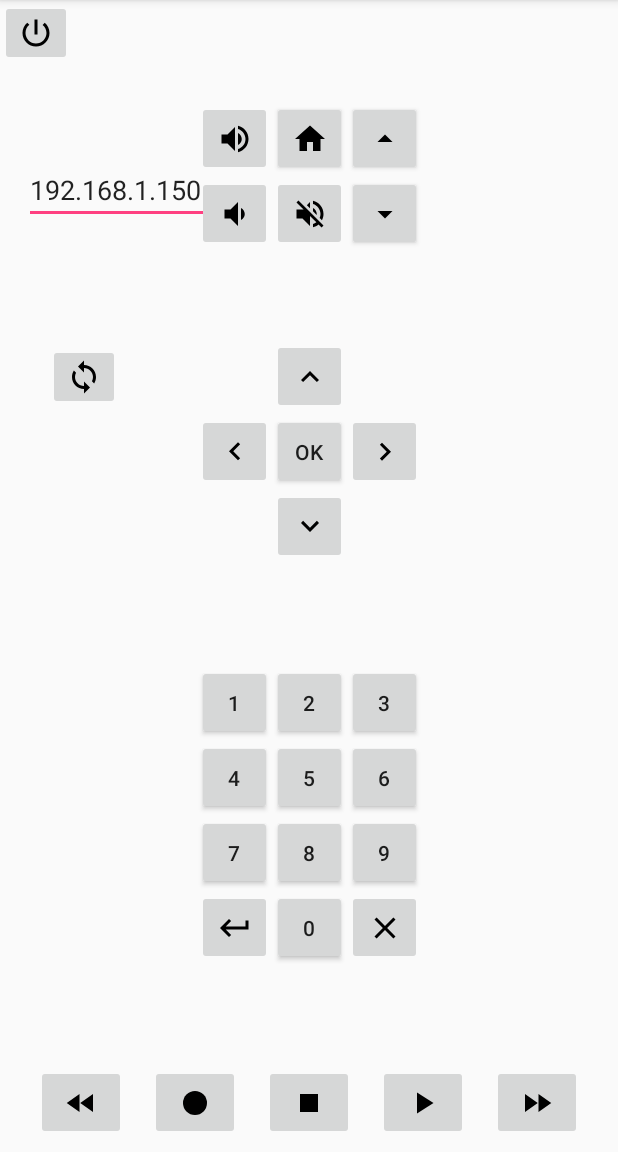
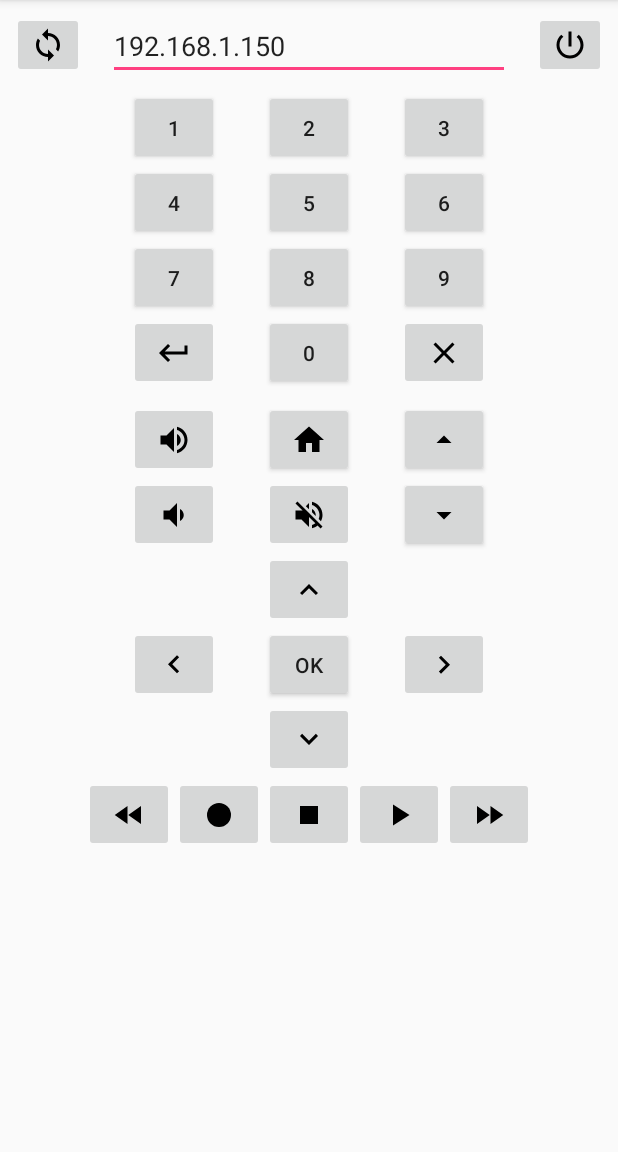
Before and after one commit to batou9150/BboxSensationRemoteControl, an Android app: the screen it shows after launch (MainActivity), on a phone screen of 412 x 824 dp, the part 84-1236 px from its top. Run offline under Robolectric (Android 15) with nearby library versions, the phone set to English and light mode, and no system bars.

Commit message:
update layout

```diff
--- a/app/src/main/res/layout/activity_main.xml
+++ b/app/src/main/res/layout/activity_main.xml
@@ -15,22 +15,31 @@
             android:tag='0'
             android:contentDescription="@string/b_power_text"
             android:src="@drawable/ic_power_settings_new_black_24dp"
-            tools:layout_editor_absoluteY="16dp"
-            tools:layout_editor_absoluteX="305dp"/>
+            app:layout_constraintEnd_toEndOf="parent"
+            android:layout_marginEnd="8dp"
+            android:layout_marginRight="8dp"
+            app:layout_constraintTop_toTopOf="parent"
+            android:layout_marginTop="8dp"
+            android:layout_marginLeft="8dp"
+            android:layout_marginStart="8dp"
+            app:layout_constraintStart_toEndOf="@+id/edit_text_ip_address"/>
 
     <EditText
-            android:layout_width="129dp"
+            android:layout_width="0dp"
             android:layout_height="wrap_content"
             android:inputType="textPersonName"
             android:text="@string/edit_text_ip_address_default"
             android:ems="10"
             android:id="@+id/edit_text_ip_address"
             tools:ignore="LabelFor"
-            android:layout_marginTop="104dp"
+            app:layout_constraintStart_toEndOf="@+id/b_search_target"
+            android:layout_marginLeft="8dp"
+            android:layout_marginStart="8dp"
             app:layout_constraintTop_toTopOf="parent"
-            app:layout_constraintStart_toStartOf="parent"
-            android:layout_marginLeft="16dp"
-            android:layout_marginStart="16dp"/>
+            android:layout_marginTop="8dp"
+            app:layout_constraintEnd_toStartOf="@+id/b_power"
+            android:layout_marginEnd="8dp"
+            android:layout_marginRight="8dp"/>
 
     <ImageButton
             android:layout_width="wrap_content"
@@ -39,17 +48,38 @@
             android:contentDescription="@string/b_search_target_text"
             android:src="@drawable/ic_sync_black_24dp"
             app:layout_constraintStart_toStartOf="parent"
-            android:layout_marginLeft="32dp"
-            android:layout_marginStart="32dp"
-            android:layout_marginTop="80dp"
-            app:layout_constraintTop_toBottomOf="@+id/edit_text_ip_address"/>
+            android:layout_marginLeft="8dp"
+            android:layout_marginStart="8dp"
+            app:layout_constraintTop_toTopOf="parent"
+            android:layout_marginTop="8dp"
+            app:layout_constraintEnd_toStartOf="@+id/edit_text_ip_address"
+            android:layout_marginEnd="8dp"
+            android:layout_marginRight="8dp"/>
+
+    <ScrollView
+            android:layout_width="wrap_content"
+            android:layout_height="0dp"
+            android:layout_marginTop="8dp"
+            app:layout_constraintTop_toBottomOf="@+id/b_search_target"
+            app:layout_constraintStart_toStartOf="parent"
+            android:layout_marginLeft="8dp"
+            android:layout_marginStart="8dp"
+            app:layout_constraintEnd_toEndOf="parent"
+            android:layout_marginEnd="8dp"
+            android:layout_marginRight="8dp"
+            app:layout_constraintBottom_toBottomOf="parent"
+            android:layout_marginBottom="8dp">
+
+        <LinearLayout
+                android:layout_width="match_parent"
+                android:layout_height="wrap_content"
+                android:orientation="vertical">
 
             <include
                     android:layout_height="wrap_content"
                     layout="@layout/button_0_to_9"
                     android:id="@+id/include3"
-            android:layout_width="wrap_content"
-            android:layout_marginBottom="8dp"
+                    android:layout_width="match_parent"
                     app:layout_constraintBottom_toTopOf="@+id/include4"
                     app:layout_constraintEnd_toEndOf="parent"
                     android:layout_marginEnd="8dp"
@@ -60,22 +90,6 @@
                     app:layout_constraintTop_toBottomOf="@+id/include"/>
 
             <include
-            android:layout_width="wrap_content"
-            layout="@layout/dpad"
-            android:id="@+id/include"
-            android:layout_height="wrap_content"
-            android:layout_marginBottom="8dp"
-            app:layout_constraintBottom_toTopOf="@+id/include3"
-            app:layout_constraintStart_toStartOf="parent"
-            android:layout_marginLeft="8dp"
-            android:layout_marginStart="8dp"
-            app:layout_constraintEnd_toEndOf="parent"
-            android:layout_marginEnd="8dp"
-            android:layout_marginRight="8dp"
-            app:layout_constraintTop_toBottomOf="@+id/include2"/>
-
-    <include
-            android:layout_width="150dp"
                     android:layout_height="100dp"
                     layout="@layout/up_down"
                     android:id="@+id/include2"
@@ -87,10 +101,25 @@
                     android:layout_marginEnd="8dp"
                     android:layout_marginRight="8dp"
                     app:layout_constraintTop_toTopOf="parent"
-            android:layout_marginTop="8dp"/>
+                    android:layout_marginTop="8dp"
+                    android:layout_width="match_parent"/>
 
             <include
-            android:layout_width="0dp"
+                    android:layout_width="match_parent"
+                    layout="@layout/dpad"
+                    android:id="@+id/include"
+                    android:layout_height="wrap_content"
+                    app:layout_constraintBottom_toTopOf="@+id/include3"
+                    app:layout_constraintStart_toStartOf="parent"
+                    android:layout_marginLeft="8dp"
+                    android:layout_marginStart="8dp"
+                    app:layout_constraintEnd_toEndOf="parent"
+                    android:layout_marginEnd="8dp"
+                    android:layout_marginRight="8dp"
+                    app:layout_constraintTop_toBottomOf="@+id/include2"/>
+
+            <include
+                    android:layout_width="match_parent"
                     android:layout_height="wrap_content"
                     layout="@layout/media_controls"
                     android:layout_marginBottom="8dp"
@@ -101,6 +130,9 @@
                     android:layout_marginEnd="8dp"
                     android:layout_marginRight="8dp"
                     app:layout_constraintEnd_toEndOf="parent"
-            android:id="@+id/include4"/>
+                    android:id="@+id/include4"
+                    app:layout_constraintTop_toBottomOf="@+id/include3"/>
+        </LinearLayout>
+    </ScrollView>
 
 </android.support.constraint.ConstraintLayout>
--- a/app/src/main/res/layout/button_0_to_9.xml
+++ b/app/src/main/res/layout/button_0_to_9.xml
@@ -12,7 +12,7 @@
             android:src="@drawable/ic_keyboard_return_black_24dp"
             android:contentDescription="@string/b_back_text"
             android:tag="13"
-            android:layout_width="50dp"
+            android:layout_width="60dp"
             android:layout_height="50dp"
             app:layout_constraintTop_toBottomOf="@+id/b_7"
             app:layout_constraintStart_toStartOf="parent"
@@ -21,7 +21,7 @@
 
     <Button
             android:text="@string/b_0_text"
-            android:layout_width="50dp"
+            android:layout_width="60dp"
             android:layout_height="50dp"
             android:id="@+id/b_0"
             android:tag="59"
@@ -37,7 +37,7 @@
             android:src="@drawable/ic_close_black_24dp"
             android:contentDescription="@string/b_quit_text"
             android:tag="16"
-            android:layout_width="50dp"
+            android:layout_width="60dp"
             android:layout_height="50dp"
             app:layout_constraintTop_toBottomOf="@+id/b_9"
             app:layout_constraintStart_toEndOf="@+id/b_0"
@@ -46,7 +46,7 @@
 
     <Button
             android:text="@string/b_1_text"
-            android:layout_width="50dp"
+            android:layout_width="60dp"
             android:layout_height="50dp"
             android:id="@+id/b_1"
             android:tag="50"
@@ -58,7 +58,7 @@
 
     <Button
             android:text="@string/b_2_text"
-            android:layout_width="50dp"
+            android:layout_width="60dp"
             android:layout_height="50dp"
             android:id="@+id/b_2"
             android:tag="51"
@@ -71,7 +71,7 @@
 
     <Button
             android:text="@string/b_3_text"
-            android:layout_width="50dp"
+            android:layout_width="60dp"
             android:layout_height="50dp"
             android:id="@+id/b_3"
             android:tag="52"
@@ -83,7 +83,7 @@
 
     <Button
             android:text="@string/b_4_text"
-            android:layout_width="50dp"
+            android:layout_width="60dp"
             android:layout_height="50dp"
             android:id="@+id/b_4"
             android:tag="53"
@@ -95,7 +95,7 @@
 
     <Button
             android:text="@string/b_5_text"
-            android:layout_width="50dp"
+            android:layout_width="60dp"
             android:layout_height="50dp"
             android:id="@+id/b_5"
             android:tag="54"
@@ -107,7 +107,7 @@
 
     <Button
             android:text="@string/b_6_text"
-            android:layout_width="50dp"
+            android:layout_width="60dp"
             android:layout_height="50dp"
             android:id="@+id/b_6"
             android:tag="55"
@@ -119,7 +119,7 @@
 
     <Button
             android:text="@string/b_7_text"
-            android:layout_width="50dp"
+            android:layout_width="60dp"
             android:layout_height="50dp"
             android:id="@+id/b_7"
             android:tag="57"
@@ -131,7 +131,7 @@
 
     <Button
             android:text="@string/b_8_text"
-            android:layout_width="50dp"
+            android:layout_width="60dp"
             android:layout_height="50dp"
             android:id="@+id/b_8"
             android:tag="59"
@@ -143,7 +143,7 @@
 
     <Button
             android:text="@string/b_9_text"
-            android:layout_width="50dp"
+            android:layout_width="60dp"
             android:layout_height="50dp"
             android:id="@+id/b_9"
             android:tag="58"
--- a/app/src/main/res/layout/dpad.xml
+++ b/app/src/main/res/layout/dpad.xml
@@ -8,7 +8,7 @@
         tools:context=".MainActivity">
 
     <ImageButton
-            android:layout_width="50dp"
+            android:layout_width="60dp"
             android:layout_height="50dp"
             android:id="@+id/b_up_arrow"
             android:tag='5'
@@ -20,7 +20,7 @@
             android:contentDescription="@string/b_up_arrow_text"/>
 
     <ImageButton
-            android:layout_width="50dp"
+            android:layout_width="60dp"
             android:layout_height="50dp"
             android:id="@+id/b_left_arrow"
             android:tag='6'
@@ -33,7 +33,7 @@
 
     <Button
             android:text="@string/b_ok_text"
-            android:layout_width="50dp"
+            android:layout_width="60dp"
             android:layout_height="50dp"
             android:id="@+id/b_ok"
             android:tag='7'
@@ -44,7 +44,7 @@
             app:layout_constraintBottom_toTopOf="@+id/b_down_arrow"/>
 
     <ImageButton
-            android:layout_width="50dp"
+            android:layout_width="60dp"
             android:layout_height="50dp"
             android:id="@+id/b_right_arrow"
             android:tag='8'
@@ -56,7 +56,7 @@
             app:layout_constraintBottom_toBottomOf="@+id/b_ok"/>
 
     <ImageButton
-            android:layout_width="50dp"
+            android:layout_width="60dp"
             android:layout_height="50dp"
             android:id="@+id/b_down_arrow"
             android:tag='9'
--- a/app/src/main/res/layout/up_down.xml
+++ b/app/src/main/res/layout/up_down.xml
@@ -10,8 +10,8 @@
     <ImageButton
             android:id="@+id/b_volume_up"
             android:tag='27'
-            android:layout_width="0dp"
-            android:layout_height="0dp"
+            android:layout_width="60dp"
+            android:layout_height="50dp"
             app:layout_constraintStart_toStartOf="parent"
             app:layout_constraintTop_toTopOf="parent"
             app:layout_constraintEnd_toStartOf="@+id/b_home"
@@ -22,8 +22,8 @@
     <ImageButton
             android:id="@+id/b_volume_down"
             android:tag='28'
-            android:layout_width="0dp"
-            android:layout_height="0dp"
+            android:layout_width="60dp"
+            android:layout_height="50dp"
             app:layout_constraintStart_toStartOf="parent"
             app:layout_constraintTop_toBottomOf="@+id/b_volume_up"
             app:layout_constraintEnd_toStartOf="@+id/b_volume_mute"
@@ -35,8 +35,8 @@
             android:id="@+id/b_home"
             android:tag='12'
             style="@style/Widget.AppCompat.Button.Small"
-            android:layout_width="0dp"
-            android:layout_height="0dp"
+            android:layout_width="60dp"
+            android:layout_height="50dp"
             app:layout_constraintTop_toTopOf="parent"
             app:layout_constraintStart_toEndOf="@+id/b_volume_up"
             app:layout_constraintEnd_toStartOf="@+id/b_program_up"
@@ -47,8 +47,8 @@
     <ImageButton
             android:id="@+id/b_volume_mute"
             android:tag='32'
-            android:layout_width="0dp"
-            android:layout_height="0dp"
+            android:layout_width="60dp"
+            android:layout_height="50dp"
             app:layout_constraintTop_toBottomOf="@+id/b_home"
             app:layout_constraintEnd_toStartOf="@+id/b_program_down"
             app:layout_constraintStart_toEndOf="@+id/b_volume_down"
@@ -61,8 +61,8 @@
             android:id="@+id/b_program_up"
             android:tag='25'
             style="@style/Widget.AppCompat.Button.Small"
-            android:layout_width="0dp"
-            android:layout_height="0dp"
+            android:layout_width="60dp"
+            android:layout_height="50dp"
             android:src="@drawable/ic_arrow_drop_up_black_24dp"
             app:layout_constraintTop_toTopOf="parent"
             app:layout_constraintStart_toEndOf="@+id/b_home"
@@ -74,8 +74,8 @@
             android:id="@+id/b_program_down"
             android:tag='26'
             style="@style/Widget.AppCompat.Button.Small"
-            android:layout_width="0dp"
-            android:layout_height="0dp"
+            android:layout_width="60dp"
+            android:layout_height="50dp"
             android:src="@drawable/ic_arrow_drop_down_black_24dp"
             app:layout_constraintEnd_toEndOf="parent"
             app:layout_constraintBottom_toBottomOf="parent"
```
Lines whose indentation alone changed are shown as unchanged.
